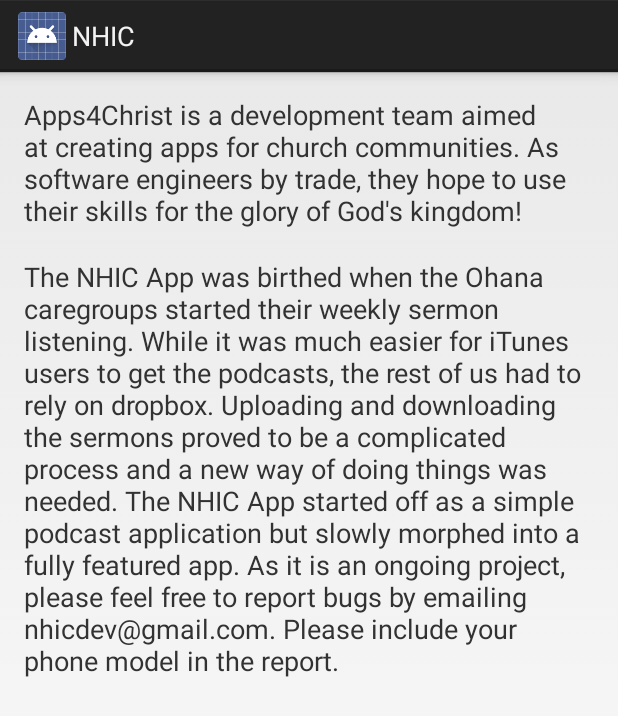
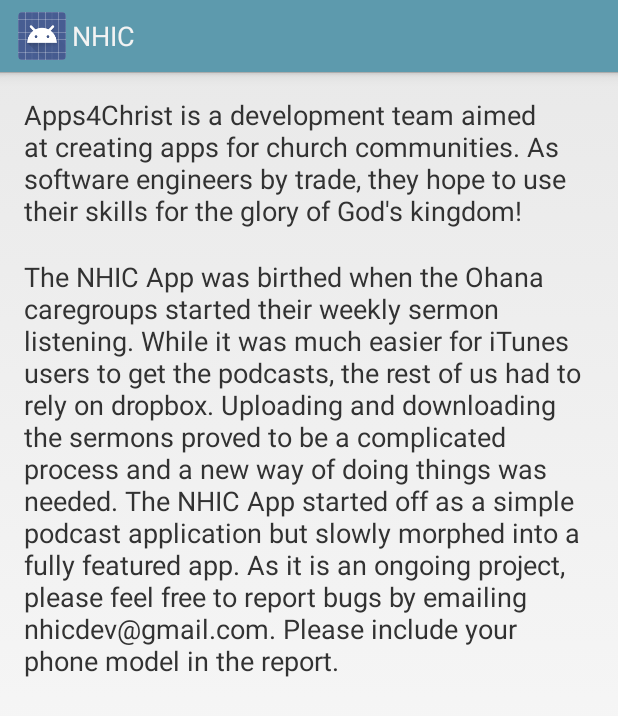
Before and after one commit to newhic/android-nhic-app, an Android app: the AboutActivity screen opened directly, with no data from a screen before it, on a phone screen of 412 x 824 dp. Shown: the top 716 px of the screen. Run offline under Robolectric (Android 15) with nearby library versions, the phone set to English and light mode, and no system bars.

Commit message:
Change action bar color to NHIC light blue

```diff
--- a/app/src/main/res/values/styles.xml
+++ b/app/src/main/res/values/styles.xml
@@ -3,6 +3,13 @@
     <!-- Base application theme. -->
     <style name="AppTheme" parent="android:Theme.Holo.Light.DarkActionBar">
         <!-- Customize your theme here. -->
+        <item name="android:actionBarStyle">@style/MyActionBar</item>
+    </style>
+
+    <!-- ActionBar styles -->
+    <style name="MyActionBar"
+        parent="@android:style/Widget.Holo.Light.ActionBar.Solid.Inverse">
+        <item name="android:background">@color/church_bg_color</item>
     </style>
 
 </resources>
```
